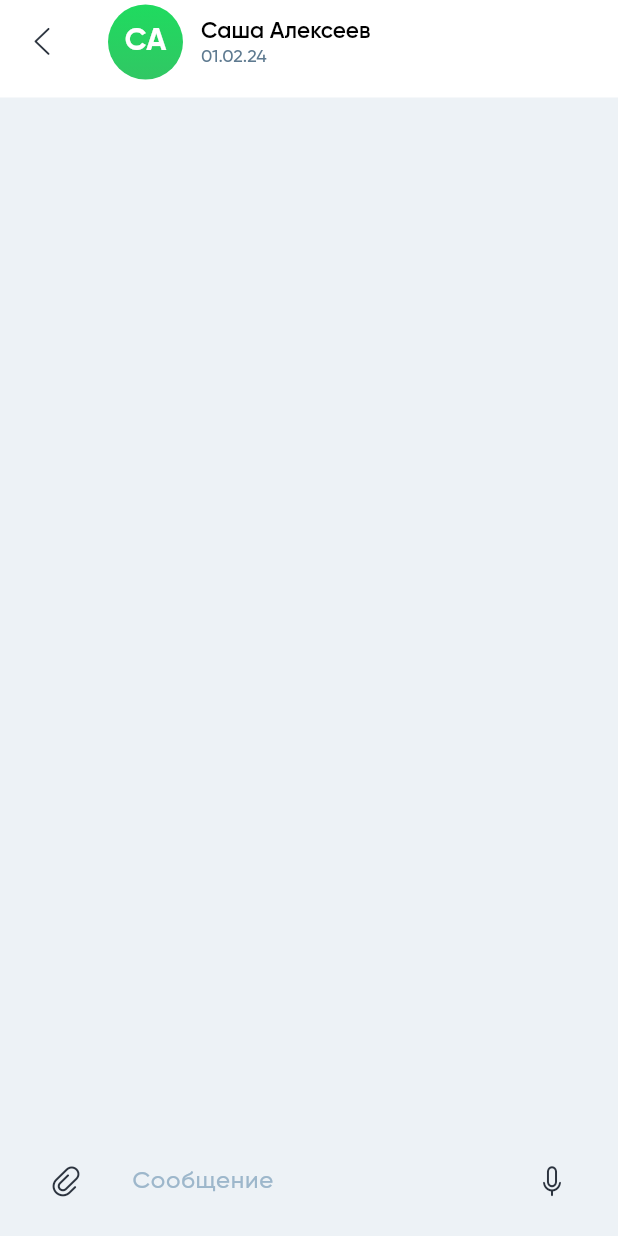
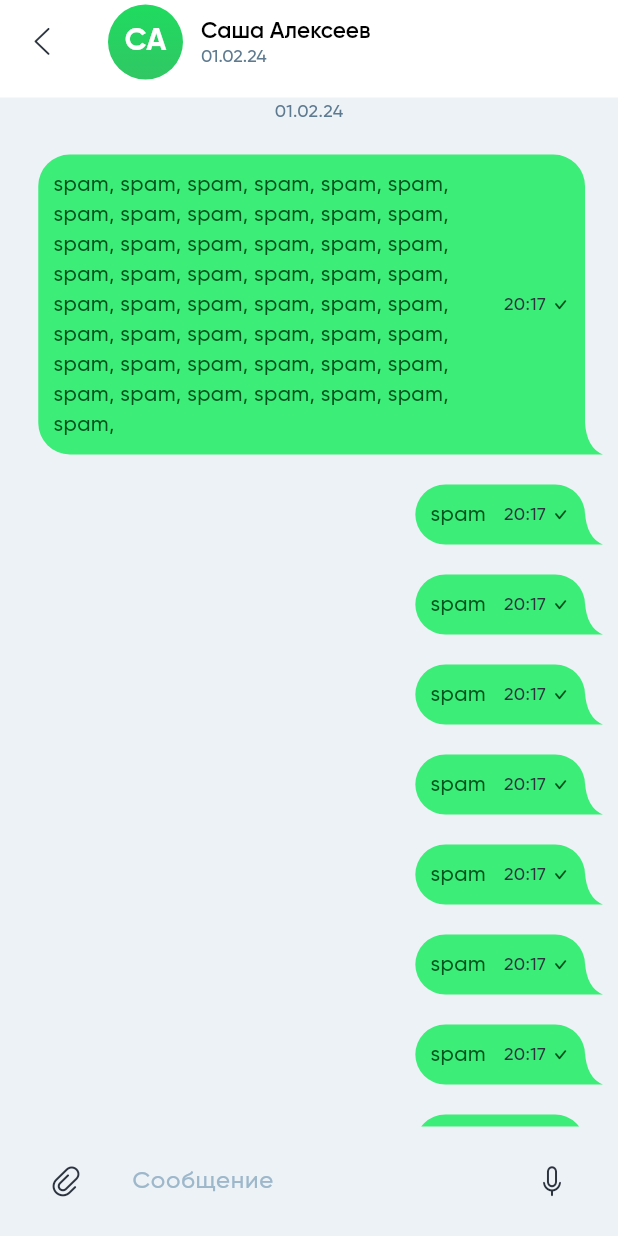
Before and after one commit to PaterIntellectus/flutter_chat, a Flutter app: the screen it shows after launch, after a tap on "СА", on a phone screen of 412 x 824 dp. Run offline on Flutter 3.47's test engine with Material 3 defaults, Android fonts, the phone set to English and light mode, and no system bars; drawn by our look-alikes of grouped_list.

Commit message:
MessageBoxTail
Summary: implement message box tails using the CustomPainter

Details:
- [ref] some refactoring of MessageBox
- [new] create MessageBoxTail painter for MessageBox
- [ref] microsecond difference type for TimeDifference widget

```diff
--- a/lib/main.dart
+++ b/lib/main.dart
@@ -88,6 +88,44 @@ class MessengerAppState extends ChangeNotifier {
         Message('2', "Мы уже ждём", DateTime(2024, 2, 2, 20, 17, 12)),
         Message('1', "Выхожу", DateTime(2024, 2, 2, 20, 17, 12, 992)),
       ],
+    ),
+    Chat(
+      ['1', '3'],
+      <Message>[
+        Message(
+            '1',
+            "spam, spam, spam, spam, spam, spam, spam, spam, spam, spam, spam, spam, spam, spam, spam, spam, spam, spam, spam, spam, spam, spam, spam, spam, spam, spam, spam, spam, spam, spam, spam, spam, spam, spam, spam, spam, spam, spam, spam, spam, spam, spam, spam, spam, spam, spam, spam, spam, spam, ",
+            DateTime(2024, 2, 1, 20, 17, 12, 992)),
+        Message('1', "spam", DateTime(2024, 2, 1, 20, 17, 12, 992)),
+        Message('1', "spam", DateTime(2024, 2, 1, 20, 17, 12, 992)),
+        Message('1', "spam", DateTime(2024, 2, 1, 20, 17, 12, 992)),
+        Message('1', "spam", DateTime(2024, 2, 1, 20, 17, 12, 992)),
+        Message('1', "spam", DateTime(2024, 2, 1, 20, 17, 12, 992)),
+        Message('1', "spam", DateTime(2024, 2, 1, 20, 17, 12, 992)),
+        Message('1', "spam", DateTime(2024, 2, 1, 20, 17, 12, 992)),
+        Message('1', "spam", DateTime(2024, 2, 1, 20, 17, 12, 992)),
+        Message('1', "spam", DateTime(2024, 2, 1, 20, 17, 12, 992)),
+        Message('1', "spam", DateTime(2024, 2, 1, 20, 17, 12, 992)),
+        Message('1', "spam", DateTime(2024, 2, 1, 20, 17, 12, 992)),
+        Message('1', "spam", DateTime(2024, 2, 1, 20, 17, 12, 992)),
+        Message('1', "spam", DateTime(2024, 2, 1, 20, 17, 12, 992)),
+        Message('1', "spam", DateTime(2024, 2, 1, 20, 17, 12, 992)),
+        Message('1', "spam", DateTime(2024, 2, 1, 20, 17, 12, 992)),
+        Message('1', "spam", DateTime(2024, 2, 1, 20, 17, 12, 992)),
+        Message('1', "spam", DateTime(2024, 2, 1, 20, 17, 12, 992)),
+        Message('1', "spam", DateTime(2024, 2, 1, 20, 17, 12, 992)),
+        Message('1', "spam", DateTime(2024, 2, 1, 20, 17, 12, 992)),
+        Message('1', "spam", DateTime(2024, 2, 1, 20, 17, 12, 992)),
+        Message('1', "spam", DateTime(2024, 2, 1, 20, 17, 12, 992)),
+        Message('1', "spam", DateTime(2024, 2, 1, 20, 17, 12, 992)),
+        Message('1', "spam", DateTime(2024, 2, 1, 20, 17, 12, 992)),
+        Message('1', "spam", DateTime(2024, 2, 1, 20, 17, 12, 992)),
+        Message('1', "spam", DateTime(2024, 2, 1, 20, 17, 12, 992)),
+        Message('2', "ок", DateTime(2024, 2, 1, 20, 17, 12, 992)),
+        Message('2', "Ты скоро там?", DateTime(2024, 2, 2, 20, 17, 11)),
+        Message('2', "Мы уже ждём", DateTime(2024, 2, 2, 20, 17, 12)),
+        Message('1', "Выхожу", DateTime(2024, 2, 2, 20, 17, 12, 992)),
+      ],
     )
   ];
 
--- a/lib/screens/chat.screen.dart
+++ b/lib/screens/chat.screen.dart
@@ -11,7 +11,7 @@ import 'package:flutter_messenger/widgets/time_difference.widget.dart';
 import 'package:flutter_messenger/widgets/user_avatar.widget.dart';
 import 'package:flutter_messenger/widgets/user_name.widget.dart';
 import 'package:grouped_list/grouped_list.dart';
-import 'package:intl/intl.dart';
+import 'package:intl/intl.dart' as intl;
 import 'package:provider/provider.dart';
 
 class ChatDateDivider extends StatelessWidget {
@@ -116,7 +116,7 @@ class ChatMessageList extends StatelessWidget {
         padding: const EdgeInsets.fromLTRB(10, 0, 10, 10),
         elements: messages,
         sort: false,
-        groupBy: (message) => DateFormat("dd.MM.yy").format(message.date),
+        groupBy: (message) => intl.DateFormat("dd.MM.yy").format(message.date),
         groupHeaderBuilder: (Message message) => Column(
           children: [
             ChatDateDivider(
@@ -149,6 +149,7 @@ class ChatScreen extends StatelessWidget {
 
     return Scaffold(
       appBar: AppBar(
+        scrolledUnderElevation: 0,
         systemOverlayStyle: SystemUiOverlayStyle(
           statusBarColor: theme.colorScheme.background,
           statusBarIconBrightness: Brightness.dark,
@@ -211,37 +212,55 @@ class MessageBox extends StatelessWidget {
 
     final isCurrentUserMessage = message.userId == currentUser.id;
 
-    return Container(
+    return Row(
+      textDirection:
+          isCurrentUserMessage ? TextDirection.rtl : TextDirection.ltr,
+      crossAxisAlignment: CrossAxisAlignment.end,
+      children: [
+        CustomPaint(
+          size: const Size(12, 21),
+          painter: MessageBoxTail(
+            color: isCurrentUserMessage
+                ? const Color(0xFF3CED78)
+                : theme.colorScheme.secondary,
+            isCurrentUserMessage: isCurrentUserMessage,
+          ),
+        ),
+        Container(
           padding: const EdgeInsets.all(10),
           decoration: BoxDecoration(
-        borderRadius: const BorderRadius.only(
-          topLeft: Radius.circular(16),
-          topRight: Radius.circular(16),
-          bottomRight: Radius.zero,
-          bottomLeft: Radius.circular(16),
+            borderRadius: BorderRadius.only(
+              topLeft: const Radius.circular(21),
+              topRight: const Radius.circular(21),
+              bottomRight: isCurrentUserMessage
+                  ? Radius.zero
+                  : const Radius.circular(21),
+              bottomLeft: isCurrentUserMessage
+                  ? const Radius.circular(21)
+                  : Radius.zero,
             ),
             color: isCurrentUserMessage
                 ? const Color(0xFF3CED78)
                 : theme.colorScheme.secondary,
           ),
           child: Row(
-        mainAxisAlignment: (isCurrentUserMessage)
-            ? MainAxisAlignment.end
-            : MainAxisAlignment.start,
             children: [
-          Text(
+              Container(
+                constraints: BoxConstraints(
+                    maxWidth: MediaQuery.of(context).size.width * 0.7,
+                    minWidth: 10),
+                child: Text(
                   message.text,
                   style: TextStyle(
                     color: isCurrentUserMessage
                         ? const Color(0xFF00521C)
-                    : theme.colorScheme.onSurface),
+                        : theme.colorScheme.onSurface,
+                  ),
+                ),
               ),
               const SizedBox(width: 12),
-          Row(
-            crossAxisAlignment: CrossAxisAlignment.end,
-            children: [
               Text(
-                DateFormat("HH:mm").format(message.date),
+                intl.DateFormat("HH:mm").format(message.date),
                 style: const TextStyle(fontSize: 12),
               ),
               const SizedBox(width: 4),
@@ -253,11 +272,53 @@ class MessageBox extends StatelessWidget {
                       size: 12,
                       color: const Color(0xFF00521C),
                     )
-                  : const SizedBox.shrink(),
-            ],
-          )
+                  : const SizedBox.shrink()
             ],
           ),
+        ),
+      ],
     );
   }
 }
+
+class MessageBoxTail extends CustomPainter {
+  final Color color;
+  final bool isCurrentUserMessage;
+
+  MessageBoxTail(
+      {this.color = Colors.black, this.isCurrentUserMessage = false});
+
+  @override
+  void paint(Canvas canvas, Size size) {
+    final paint = Paint()
+      ..color = color
+      ..strokeWidth = 2;
+
+    Path path = Path();
+    if (isCurrentUserMessage) {
+      path.moveTo(0, 0);
+      path.conicTo(
+        size.width * 0.1,
+        size.height * 0.8,
+        size.width,
+        size.height,
+        1,
+      );
+      path.lineTo(0, size.height);
+    } else {
+      path.moveTo(size.width, 0);
+      path.conicTo(
+        size.width * 0.9,
+        size.height * 0.8,
+        0,
+        size.height,
+        1,
+      );
+      path.lineTo(size.width, size.height);
+    }
+    canvas.drawPath(path, paint);
+  }
+
+  @override
+  bool shouldRepaint(CustomPainter oldDelegate) => false;
+}
--- a/lib/widgets/time_difference.widget.dart
+++ b/lib/widgets/time_difference.widget.dart
@@ -64,10 +64,18 @@ String getTimeString(
     }
   }
 
+  final differenceInMilliseconds = difference.inMilliseconds;
+  if ((formatType == FormatType.automatic ||
+      formatType == FormatType.milliseconds)) {
+    if (differenceInMilliseconds > 100) {
+      return "Только что";
+    }
+  }
+
   return defaultText;
 }
 
-enum FormatType { automatic, days, hours, minutes, seconds }
+enum FormatType { automatic, days, hours, minutes, seconds, milliseconds }
 
 class TimeDifferenceWidget extends StatelessWidget {
   final DateTime dateTime;
```
Lines whose indentation alone changed are shown as unchanged.
